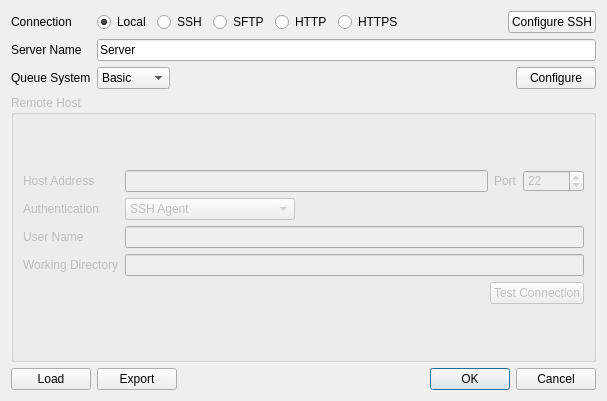
The window that src/Process/ServerConfigurationDialog.ui (nutjunkie/IQmol) describes before a commit, drawn with Qt 5.
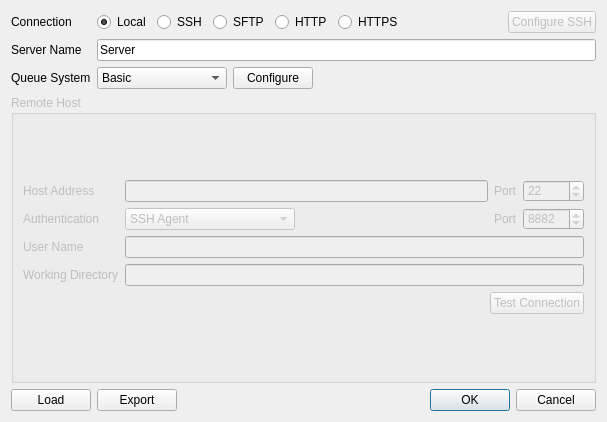
The same window after the commit.

Commit message: Allow submission to authenticated web server

The edit to the form file:
```diff
--- a/src/Process/ServerConfigurationDialog.ui
+++ b/src/Process/ServerConfigurationDialog.ui
@@ -10,7 +10,7 @@
     <x>0</x>
     <y>0</y>
     <width>607</width>
-    <height>401</height>
+    <height>422</height>
    </rect>
   </property>
   <property name="sizePolicy">
@@ -90,6 +90,18 @@
       <layout class="QHBoxLayout" name="horizontalLayout">
        <item>
         <widget class="QComboBox" name="queueSystem">
+         <property name="sizePolicy">
+          <sizepolicy hsizetype="Minimum" vsizetype="Fixed">
+           <horstretch>0</horstretch>
+           <verstretch>0</verstretch>
+          </sizepolicy>
+         </property>
+         <property name="minimumSize">
+          <size>
+           <width>0</width>
+           <height>0</height>
+          </size>
+         </property>
          <property name="toolTip">
           <string>Basic simply runs the qchem command on the server.  
 
@@ -99,6 +111,9 @@
 
 Use Web for HTTP/HTTPS servers</string>
          </property>
+         <property name="sizeAdjustPolicy">
+          <enum>QComboBox::AdjustToContents</enum>
+         </property>
          <item>
           <property name="text">
            <string>Basic</string>
@@ -124,21 +139,13 @@
            <string>Web</string>
           </property>
          </item>
+         <item>
+          <property name="text">
+           <string>Web - Anonymous</string>
+          </property>
+         </item>
         </widget>
        </item>
-       <item>
-        <spacer name="horizontalSpacer_6">
-         <property name="orientation">
-          <enum>Qt::Horizontal</enum>
-         </property>
-         <property name="sizeHint" stdset="0">
-          <size>
-           <width>40</width>
-           <height>20</height>
-          </size>
-         </property>
-        </spacer>
-       </item>
        <item>
         <widget class="QPushButton" name="configureQueueButton">
          <property name="text">
@@ -146,6 +153,19 @@
          </property>
         </widget>
        </item>
+       <item>
+        <spacer name="horizontalSpacer_6">
+         <property name="orientation">
+          <enum>Qt::Horizontal</enum>
+         </property>
+         <property name="sizeHint" stdset="0">
+          <size>
+           <width>40</width>
+           <height>20</height>
+          </size>
+         </property>
+        </spacer>
+       </item>
       </layout>
      </item>
      <item row="0" column="0">
@@ -209,7 +229,10 @@
         </spacer>
        </item>
        <item>
-        <widget class="QPushButton" name="configureConnectionButton">
+        <widget class="QPushButton" name="configureSshButton">
+         <property name="enabled">
+          <bool>false</bool>
+         </property>
          <property name="text">
           <string>Configure SSH</string>
          </property>
@@ -255,7 +278,7 @@
          </widget>
         </item>
         <item row="2" column="0">
-         <widget class="QLabel" name="userLabel">
+         <widget class="QLabel" name="userNameLabel">
           <property name="text">
            <string>User Name</string>
           </property>
@@ -310,9 +333,18 @@
          <layout class="QHBoxLayout" name="horizontalLayout_2">
           <item>
            <widget class="QComboBox" name="authentication">
+            <property name="sizePolicy">
+             <sizepolicy hsizetype="Minimum" vsizetype="Fixed">
+              <horstretch>0</horstretch>
+              <verstretch>0</verstretch>
+             </sizepolicy>
+            </property>
             <property name="currentIndex">
              <number>0</number>
             </property>
+            <property name="sizeAdjustPolicy">
+             <enum>QComboBox::AdjustToContents</enum>
+            </property>
             <item>
              <property name="text">
               <string>SSH Agent</string>
@@ -353,6 +385,23 @@
             </property>
            </spacer>
           </item>
+          <item>
+           <widget class="QLabel" name="authenticationPortLabel">
+            <property name="text">
+             <string>Port</string>
+            </property>
+           </widget>
+          </item>
+          <item>
+           <widget class="QSpinBox" name="authenticationPort">
+            <property name="maximum">
+             <number>65535</number>
+            </property>
+            <property name="value">
+             <number>8882</number>
+            </property>
+           </widget>
+          </item>
          </layout>
         </item>
         <item row="2" column="1">
```
Left out of the diff: 3 changed lines with no effect on the pictures.
